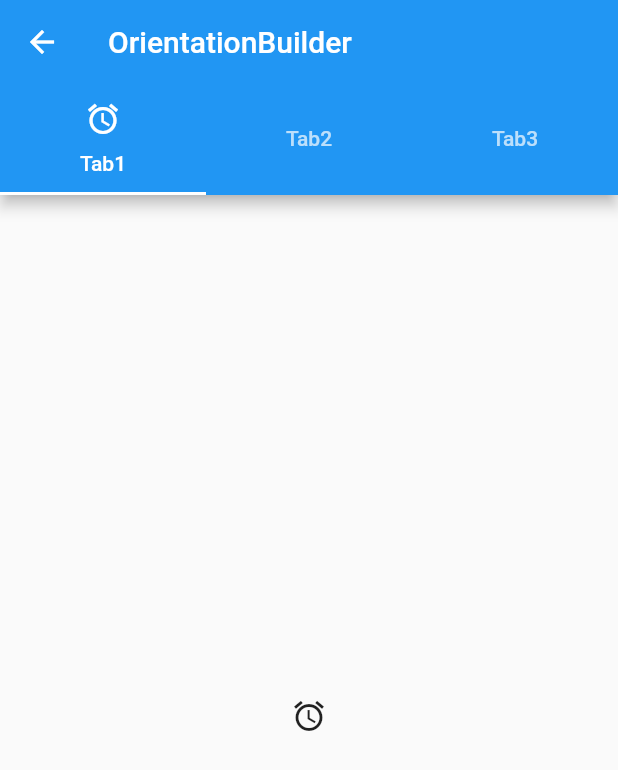
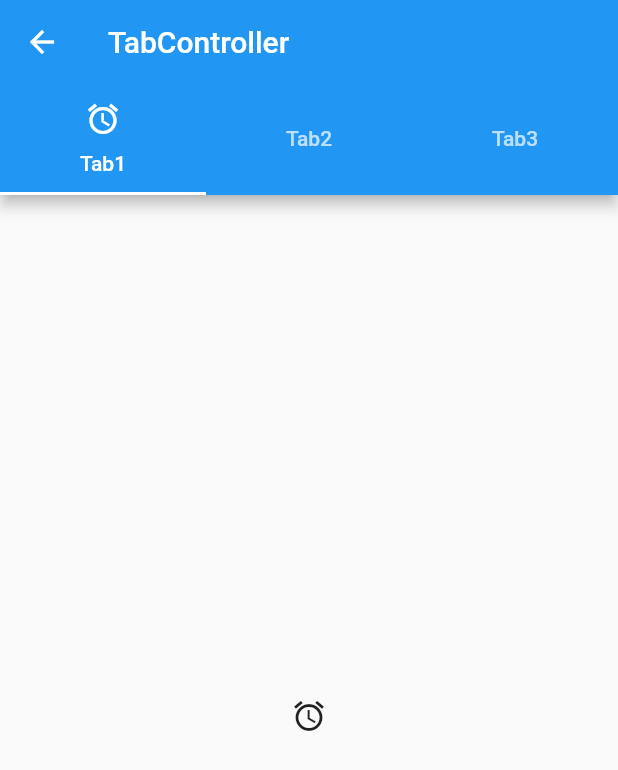
Before and after one commit to freelife1191/flutter_cookbook, a Flutter app: the screen it shows after launch, after a tap on "TabController", on a phone screen of 412 x 824 dp. Shown: the top 770 px of the screen. Run offline on Flutter 3.47's test engine with Material 2 defaults, Android fonts, the phone set to English and light mode, and no system bars.

Commit message:
Form Validation 예제 기본틀 작성

```diff
--- a/lib/main.dart
+++ b/lib/main.dart
@@ -2,6 +2,7 @@ import 'package:flutter/material.dart';
 import 'package:fluttercookbook/src/MyAnimatedContainer.dart';
 import 'package:fluttercookbook/src/MyAnimatedOpacity.dart';
 import 'package:fluttercookbook/src/MyDrawer.dart';
+import 'package:fluttercookbook/src/MyFormValidation.dart';
 import 'package:fluttercookbook/src/MyOrientation.dart';
 import 'package:fluttercookbook/src/MySnackBar.dart';
 import 'package:fluttercookbook/src/MyTabController.dart';
@@ -76,6 +77,12 @@ class _HomeState extends State<Home> {
             Navigator.push(context, MaterialPageRoute(builder: (context) => MyTabController()));
           },
         ),
+        ListTile(
+          title: Text('Form Validation'),
+          onTap: () {
+            Navigator.push(context, MaterialPageRoute(builder: (context) => MyFormValidation()));
+          },
+        ),
       ],
     );
   }
--- a/lib/src/MyTabController.dart
+++ b/lib/src/MyTabController.dart
@@ -14,7 +14,7 @@ class _MyTabControllerState extends State<MyTabController> {
     return DefaultTabController(
       child: Scaffold(
         appBar: AppBar(
-          title: Text('OrientationBuilder'),
+          title: Text('TabController'),
           bottom: TabBar(tabs: [ //AppBar 바로 아래 TabBar 구
             Tab(icon: Icon(Icons.access_alarm), text: 'Tab1',), //아이콘과 Tab을 동시에 넣으려면 Tab 안에
             Text('Tab2'),
```
Also changed, not shown: lib/src/MyFormValidation.dart (added, +18 -0 lines).
